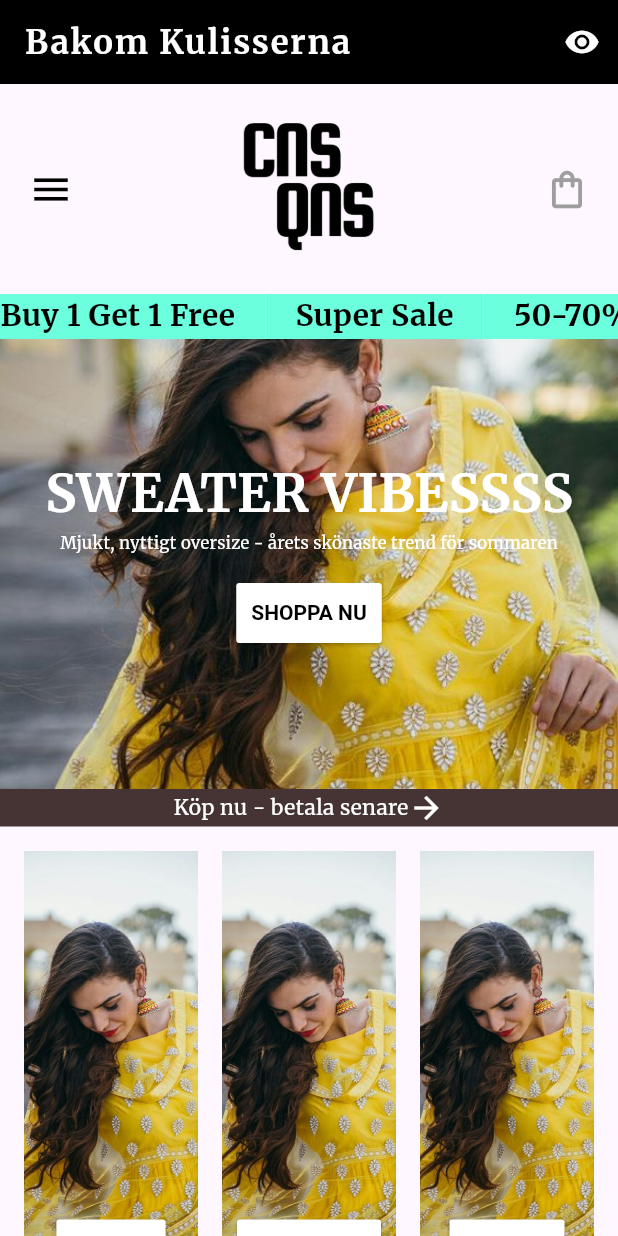
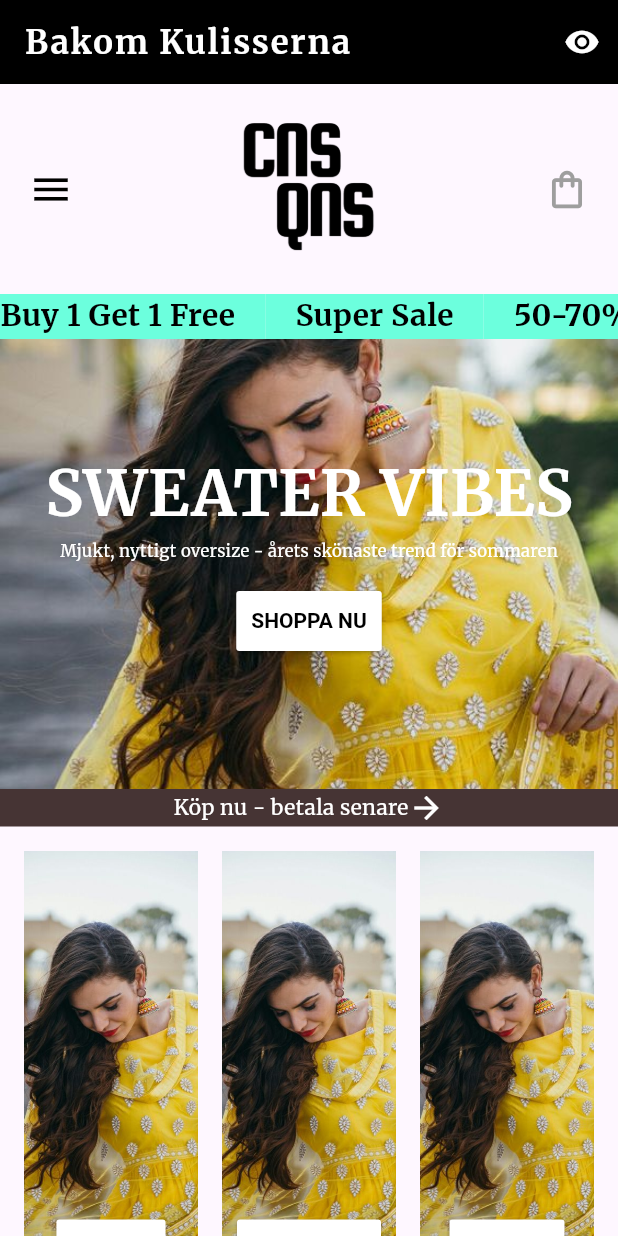
Before and after one commit to Jimleskog/bakom_kulisserna, a Flutter app: the screen it shows after launch, on a phone screen of 412 x 824 dp. Run offline on Flutter 3.47's test engine with Material 3 defaults, Android fonts, the phone set to English and light mode, and no system bars; our stand-ins replace google_fonts.

Commit message:
Update fashionwidgets.darthycyccy

```diff
--- a/lib/jannika/fashionwidgets.dart
+++ b/lib/jannika/fashionwidgets.dart
@@ -14,7 +14,7 @@ List<Widget> fashionWidgets(ScrollController controller) {
     buildRollingBanner(fashionBannerTexts, controller),
     buildPictureWholeScreeenWidget(
         buildAssetString('pic.jpg'),
-        'SWEATER VIBESSSS',
+        'SWEATER VIBES',
         'Mjukt, nyttigt oversize - årets skönaste trend för sommaren',
         'SHOPPA NU'),
     buildsmallContainerBanner('Köp nu - betala senare'),
```
